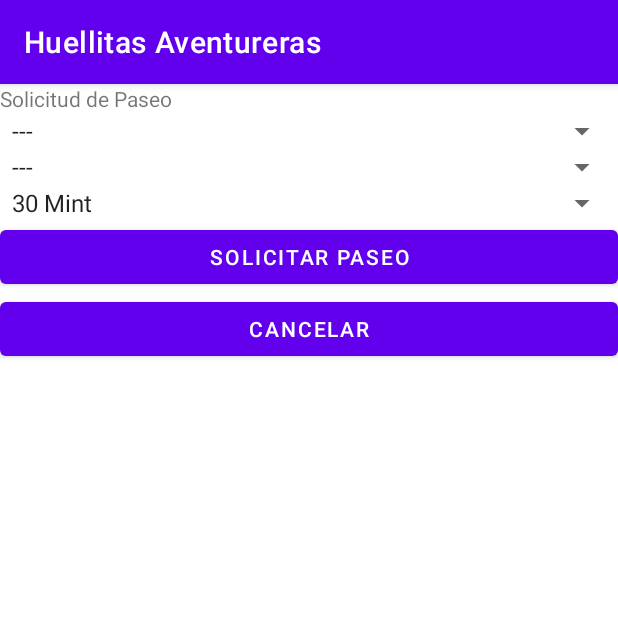
After one commit to Braulio-Palagot/Huellitas_Aventureras, an Android app: the fragment RideRequestClientFragment shown on its own in the app's theme, on a phone screen of 412 x 824 dp, the top half of it. The commit adds this screen. Run offline under Robolectric (Android 15) with nearby library versions, the phone set to English and light mode, and no system bars.

Commit message:
Pantalla Agregada "RideRequestClient"
Componentes Agregados
  1) Se agregaron todos los spiners requerdiso con los botones necesarios

  2) Se codifico lo esencial de la pantalla

Componentes Faltantes

 1) Agregar las funciones para almacenar los datos de las seleccionados de la solicitud de Ride
 2)Falta agregar el metodo para descargar los nombres de los empleados y mascotas y agregarlos como iteams en los spiners

```diff
--- /dev/null
+++ b/app/src/main/java/org/equiposeis/huellitasaventureras/ui/RideRequestClientFragment.java
@@ -0,0 +1,50 @@
+package org.equiposeis.huellitasaventureras.ui;
+
+import android.os.Bundle;
+
+import androidx.fragment.app.Fragment;
+
+import android.view.LayoutInflater;
+import android.view.View;
+import android.view.ViewGroup;
+
+import org.equiposeis.huellitasaventureras.R;
+import org.equiposeis.huellitasaventureras.databinding.FragmentAddPetBinding;
+import org.equiposeis.huellitasaventureras.databinding.FragmentRideRequestClientBinding;
+
+public class RideRequestClientFragment extends Fragment {
+
+    private FragmentRideRequestClientBinding binding;
+    private int RideQuestClientEmpleado,RideQuestClientMascota,RideQuestClientTime;
+
+    @Override
+    public View onCreateView(LayoutInflater inflater, ViewGroup container,
+                             Bundle savedInstanceState) {
+        binding = FragmentRideRequestClientBinding.inflate(inflater, container, false);
+        View root = binding.getRoot();
+
+
+
+
+        binding.bttnClientRequest.setOnClickListener(v -> {
+            RideQuestClientEmpleado = binding.spnrEmployee.getSelectedItemPosition();
+            RideQuestClientMascota = binding.spnrPet.getSelectedItemPosition();
+            RideQuestClientTime = binding.spnrTime.getSelectedItemPosition();
+
+            //Mandar datos a la base de datos.
+        });
+
+        binding.bttnCancelClientRequest.setOnClickListener(v -> getActivity().onBackPressed(
+
+                //Regresar navegación.
+
+        ));
+
+        return inflater.inflate(R.layout.fragment_ride_request_client, container, false);
+    }
+    @Override
+    public void onDestroyView() {
+        super.onDestroyView();
+        binding = null;
+    }
+}
--- /dev/null
+++ b/app/src/main/res/layout/fragment_ride_request_client.xml
@@ -0,0 +1,55 @@
+<?xml version="1.0" encoding="utf-8"?>
+<RelativeLayout xmlns:android="http://schemas.android.com/apk/res/android"
+    xmlns:tools="http://schemas.android.com/tools"
+    android:layout_width="match_parent"
+    android:layout_height="match_parent"
+    tools:context=".ui.RideRequestClientFragment">
+
+    <LinearLayout
+        android:layout_width="match_parent"
+        android:layout_height="match_parent"
+        android:orientation="vertical">
+
+        <TextView
+            android:id="@+id/textView"
+            android:layout_width="match_parent"
+            android:layout_height="wrap_content"
+            android:text="Solicitud de Paseo" />
+
+        <Spinner
+            android:id="@+id/spnrEmployee"
+            android:layout_width="match_parent"
+            android:layout_height="wrap_content"
+            android:entries="@array/spnrEmployee_opc"
+            android:prompt="@string/spnrEmployee_name"
+            android:spinnerMode="dialog" />
+
+        <Spinner
+            android:id="@+id/spnrPet"
+            android:layout_width="match_parent"
+            android:layout_height="wrap_content"
+            android:entries="@array/spnrPet_opc"
+            android:prompt="@string/spnrPet_name"
+            android:spinnerMode="dialog" />
+
+        <Spinner
+            android:id="@+id/spnrTime"
+            android:layout_width="match_parent"
+            android:layout_height="wrap_content"
+            android:entries="@array/spnrTime_opc"
+            android:prompt="@string/spnrTime_name"
+            android:spinnerMode="dialog" />
+
+        <Button
+            android:id="@+id/bttnClientRequest"
+            android:layout_width="match_parent"
+            android:layout_height="wrap_content"
+            android:text="Solicitar Paseo" />
+
+        <Button
+            android:id="@+id/bttnCancelClientRequest"
+            android:layout_width="match_parent"
+            android:layout_height="wrap_content"
+            android:text="Cancelar" />
+    </LinearLayout>
+</RelativeLayout>
--- a/app/src/main/res/values/strings.xml
+++ b/app/src/main/res/values/strings.xml
@@ -24,4 +24,36 @@
     </string-array>
     <string name="Otherrace_name">Seleccione una raza</string>
 
+    <!-- Inicio: Opciones de mi RequestClientFragmente spnr" -->
+    <string-array name="spnrEmployee_opc">
+        //Iteams de empleados subidos de la BD
+        <item>---</item>
+        <item>---</item>
+    </string-array>
+    <string name="spnrEmployee_name">Seleccione un Empleado</string>
+
+    <string-array name="spnrPet_opc">
+        //Iteams de mascotas subidos de la BD
+        <item>---</item>
+        <item>---</item>
+    </string-array>
+    <string name="spnrPet_name">Seleccione un Empleado</string>
+
+    <string-array name="spnrTime_opc">
+        //Iteams de mascotas subidos de la BD
+        <item>30 Mint</item>
+        <item>45 Mint</item>
+        <item>60 Mint</item>
+        <item>75 Mint</item>
+        <item>90 Mint</item>
+        <item>105 Mint</item>
+        <item>120 Mint</item>
+        <item>135 Mint</item>
+        <item>150 Mint</item>
+        <item>165 Mint</item>
+        <item>180 Mint</item>
+    </string-array>
+    <string name="spnrTime_name">Seleccione un Empleado</string>
+    <!-- Final :Opciones de mi RequestClientFragmente spnr" -->
+
 </resources>
```
